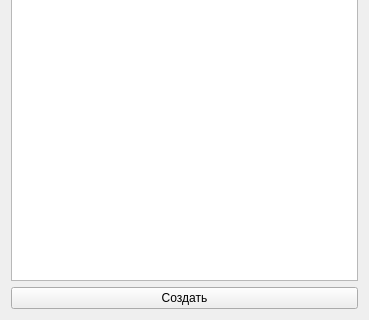
The window that PolyQtTableWidget.ui (Alxim/PolyQtTable) describes before a commit, drawn with Qt 5; both pictures show x 0 to 369 and y 350 to 670 of the 369 by 670 pixel window.
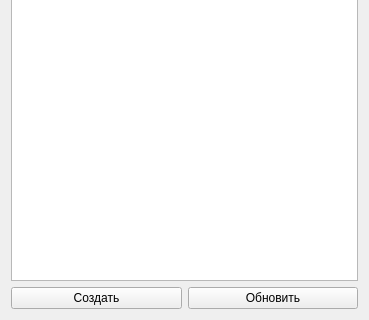
The same window after the commit.

Commit message: 1. Чистка кода 2. Добавлена кнопка для обновления данных фигуры

Patch:
```diff
--- a/PolyQtTableWidget.ui
+++ b/PolyQtTableWidget.ui
@@ -16,19 +16,30 @@
   <layout class="QGridLayout" name="gridLayout_2">
    <item row="0" column="0">
     <layout class="QGridLayout" name="gridLayout">
-     <item row="2" column="0">
-      <widget class="QPushButton" name="create">
-       <property name="text">
-        <string>Создать</string>
-       </property>
-      </widget>
-     </item>
      <item row="0" column="0">
       <widget class="QComboBox" name="comboBox"/>
      </item>
      <item row="1" column="0">
       <widget class="QTableView" name="tableView"/>
      </item>
+     <item row="2" column="0">
+      <layout class="QGridLayout" name="gridLayout_3">
+       <item row="0" column="1">
+        <widget class="QPushButton" name="updateObject">
+         <property name="text">
+          <string>Обновить</string>
+         </property>
+        </widget>
+       </item>
+       <item row="0" column="0">
+        <widget class="QPushButton" name="create">
+         <property name="text">
+          <string>Создать</string>
+         </property>
+        </widget>
+       </item>
+      </layout>
+     </item>
     </layout>
    </item>
   </layout>
```
The commit also changes 6 other files.
